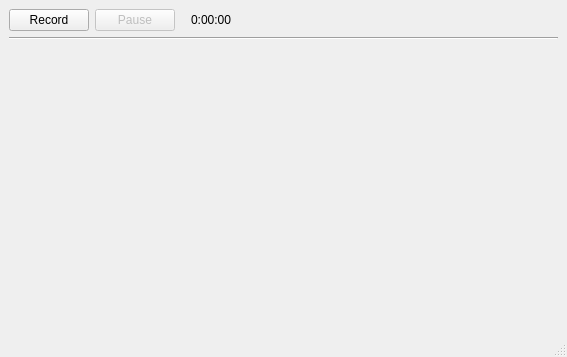
Old version of the form voicerecorder/mainwindow.ui in the repository espdev/VoiceRecorder.
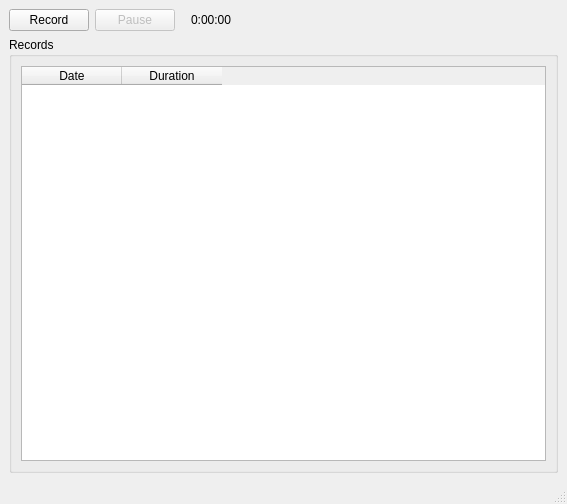
New version of the form.

Commit message: Added records table

```diff
--- a/voicerecorder/mainwindow.ui
+++ b/voicerecorder/mainwindow.ui
@@ -7,7 +7,7 @@
     <x>0</x>
     <y>0</y>
     <width>567</width>
-    <height>357</height>
+    <height>504</height>
    </rect>
   </property>
   <property name="windowTitle">
@@ -79,25 +79,34 @@
      </layout>
     </item>
     <item>
-     <widget class="Line" name="line">
-      <property name="orientation">
-       <enum>Qt::Horizontal</enum>
+     <widget class="QGroupBox" name="gboxRecords">
+      <property name="title">
+       <string>Records</string>
       </property>
+      <layout class="QVBoxLayout" name="verticalLayout_2">
+       <item>
+        <widget class="QTableWidget" name="tableRecords">
+         <property name="editTriggers">
+          <set>QAbstractItemView::NoEditTriggers</set>
+         </property>
+         <property name="selectionBehavior">
+          <enum>QAbstractItemView::SelectRows</enum>
+         </property>
+         <column>
+          <property name="text">
+           <string>Date</string>
+          </property>
+         </column>
+         <column>
+          <property name="text">
+           <string>Duration</string>
+          </property>
+         </column>
+        </widget>
+       </item>
+      </layout>
      </widget>
     </item>
-    <item>
-     <spacer name="verticalSpacer">
-      <property name="orientation">
-       <enum>Qt::Vertical</enum>
-      </property>
-      <property name="sizeHint" stdset="0">
-       <size>
-        <width>20</width>
-        <height>210</height>
-       </size>
-      </property>
-     </spacer>
-    </item>
    </layout>
   </widget>
   <widget class="QMenuBar" name="menubar">
```
The commit also changes 2 other files.
